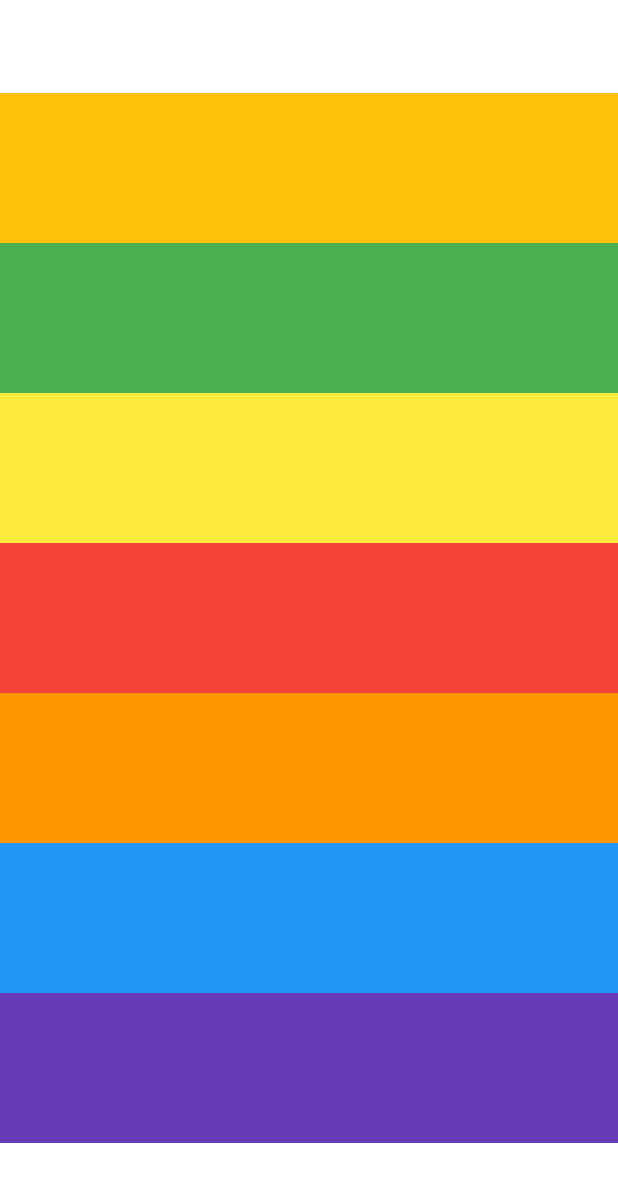
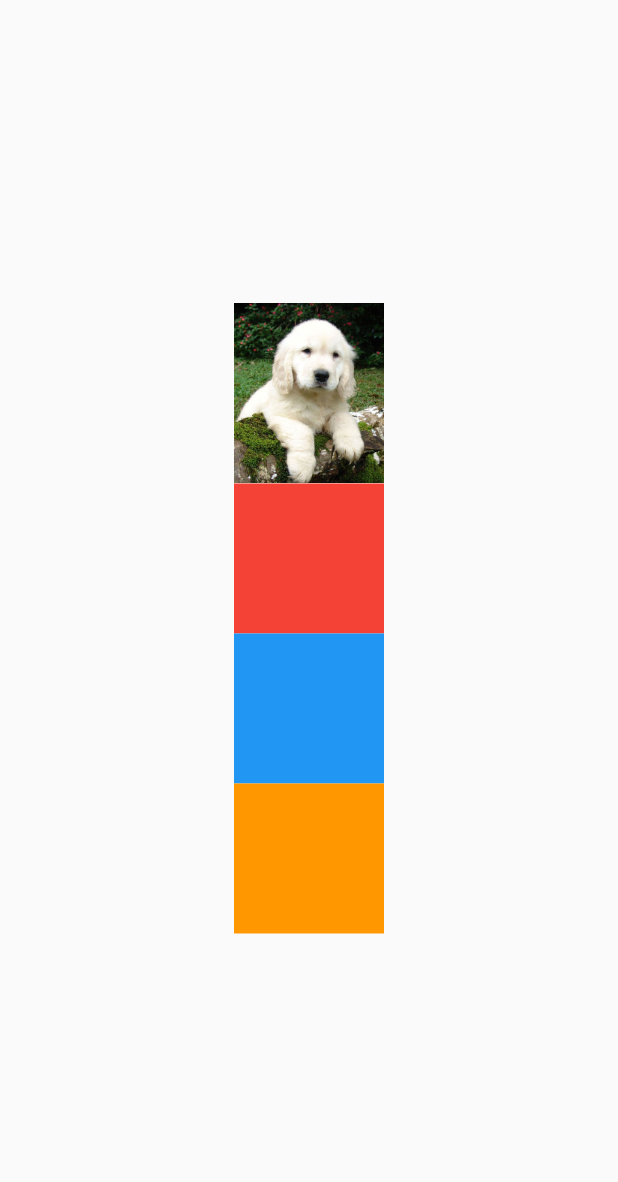
Before and after one commit to captainwk/tomato, a Flutter app: the screen it shows after launch, on a phone screen of 412 x 824 dp. Shown: the top 1182 px of the screen. Run offline on Flutter 3.47's test engine with Material 2 defaults, Android fonts, the phone set to English and light mode, and no system bars.

```diff
--- a/lib/main.dart
+++ b/lib/main.dart
@@ -10,34 +10,34 @@ class MyApp extends StatelessWidget {
   @override
   Widget build(BuildContext context) {
     return const MaterialApp(
-      home: spl(),
+      home: SplashScreen(),
     );
   }
 }
 
-class spl extends StatefulWidget {
-  const spl({Key? key}) : super(key: key);
+class SplashScreen extends StatefulWidget {
+  const SplashScreen({Key? key}) : super(key: key);
 
   @override
-  State<spl> createState() => _splState();
+  State<SplashScreen> createState() => _SplashScreenState();
 }
 
-class _splState extends State<spl> {
+class _SplashScreenState extends State<SplashScreen> {
   @override
   Widget build(BuildContext context) {
-    return SafeArea(
-      child: Center(
+    return Scaffold(
+      body: Center(
+        child: Container(
+          width: 100,
           child: Column(
             mainAxisAlignment: MainAxisAlignment.center,
             children: [
-            Container(height: 100, color: Colors.amber),
-            Container(height: 100, color: Colors.green),
-            Container(height: 100, color: Colors.yellow),
+              Image.asset('assets/images/golden.jpeg'),
               Container(height: 100, color: Colors.red),
+              Container(height: 100, color: Colors.blue),
               Container(height: 100, color: Colors.orange),
-            Container(height: 100, color: Colors.blue),
-            Container(height: 100, color: Colors.deepPurple),
             ],
+          ),
         ),
       ),
     );
--- a/pubspec.yaml
+++ b/pubspec.yaml
@@ -58,9 +58,8 @@ flutter:
   uses-material-design: true
 
   # To add assets to your application, add an assets section, like this:
-  # assets:
-  #   - images/a_dot_burr.jpeg
-  #   - images/a_dot_ham.jpeg
+  assets:
+    - assets/images/
 
   # An image asset can refer to one or more resolution-specific "variants", see
   # https://flutter.dev/assets-and-images/#resolution-aware
```
Also changed, not shown: assets/images/golden.jpeg (added). Lines whose indentation alone changed are shown as unchanged.
